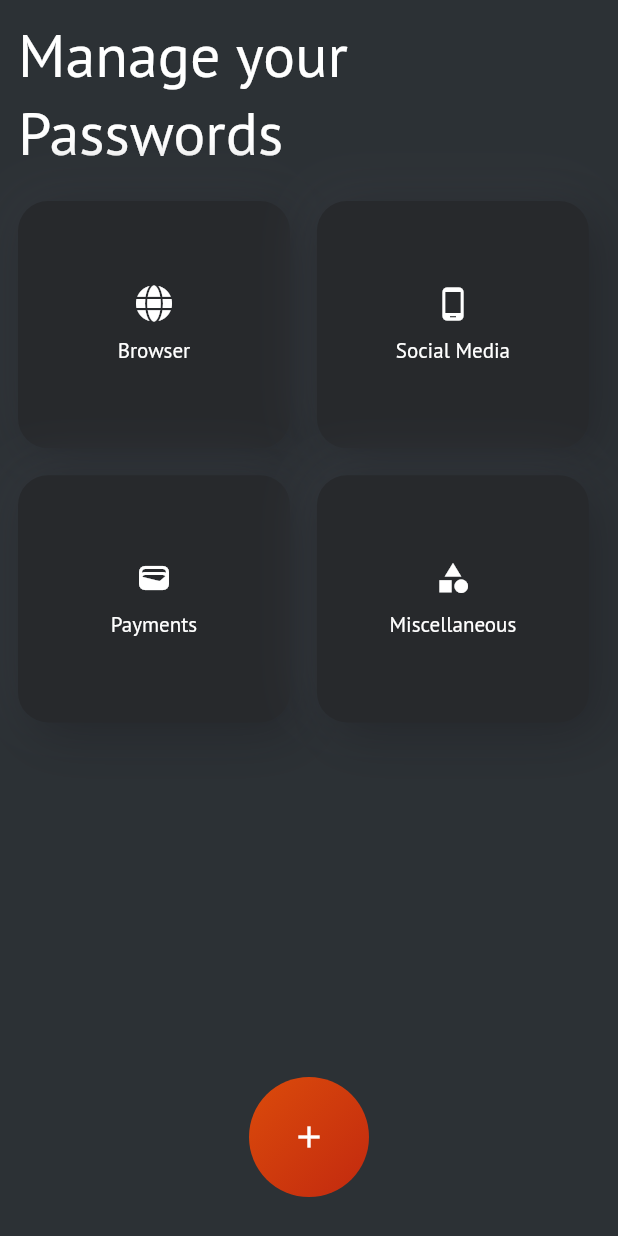
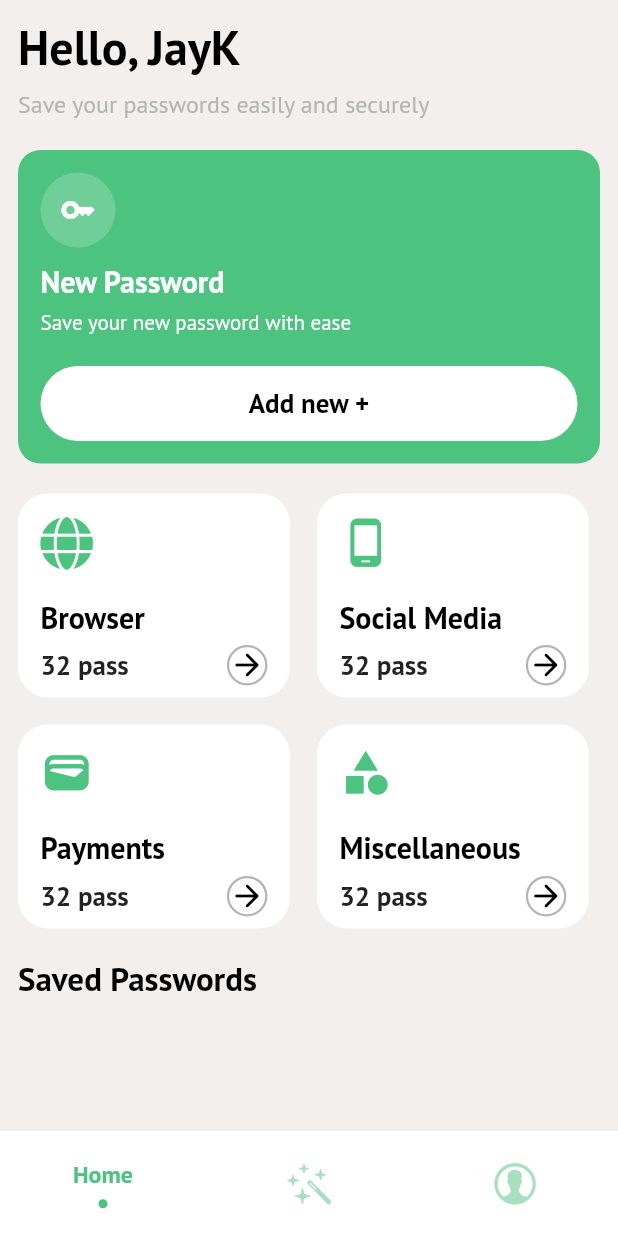
Before and after one commit to Jayakrishnan-manoj/Guardian, a Flutter app: the screen it shows after launch, on a phone screen of 412 x 824 dp. Run offline on Flutter 3.47's test engine with Material 3 defaults, Android fonts, the phone set to English and light mode, and no system bars; drawn by our look-alikes of sliding_clipped_nav_bar; our stand-ins replace avatar_glow, dropdown_button2, font_awesome_flutter, gap, go_router, local_auth.

Commit message:
new: implement new home screen design

```diff
--- a/lib/main.dart
+++ b/lib/main.dart
@@ -2,6 +2,7 @@ import 'package:flutter/material.dart';
 import 'package:go_router/go_router.dart';
 import 'package:guardian/controller/auth_provider.dart';
 import 'package:guardian/view/constants/colors.dart';
+import 'package:guardian/view/screens/add_password_screen.dart';
 import 'package:guardian/view/screens/home_screen.dart';
 import 'package:guardian/view/screens/landing_screen.dart';
 import 'package:provider/provider.dart';
@@ -39,6 +40,10 @@ class MyApp extends StatelessWidget {
           path: "/landing",
           builder: (context, state) => const LandingScreen(),
         ),
+        GoRoute(
+          path: "/add-password",
+          builder: (context, state) => const AddPasswordScreen(),
+        ),
       ],
     );
     return ChangeNotifierProvider.value(
@@ -48,7 +53,7 @@ class MyApp extends StatelessWidget {
         debugShowCheckedModeBanner: false,
         title: 'Guardian',
         theme: ThemeData(
-            scaffoldBackgroundColor: backgroundColor,
+            scaffoldBackgroundColor: scaffoldBackgroundColor,
             useMaterial3: false,
             fontFamily: "PT Sans",
             appBarTheme: AppBarTheme().copyWith(
--- a/lib/view/constants/colors.dart
+++ b/lib/view/constants/colors.dart
@@ -1,16 +1,9 @@
 import 'package:flutter/material.dart';
 
-const Color scaffoldBackgroundColor = Color(0xFF32383E);
-const Color cardColor = Color(0xFF27292C);
-const Color buttonColor = Color(0xFF017ff3);
+// const Color scaffoldBackgroundColor = Color(0xFF020407);
+// const Color tileColor = Color(0xFF0A0C15);
 
-const Color backgroundColor = Color(0xFF2c3135);
-Color highlightColor = Colors.white.withOpacity(0.05);
-const Color shadowColor = Colors.black87;
-
-Color softHighlightColor = highlightColor.withOpacity(0.03);
-Color softShadowColor = shadowColor.withOpacity(0.3);
-
-const Color gradientStart = Color(0xFFf1da95);
-const Color gradientMiddle = Color(0xFFfe948a);
-const Color gradientEnd = Color(0xFFb24fce);
+const Color scaffoldBackgroundColor = Color(0xFFF3EFEC);
+const Color tileColor = Color(0xFFFEFFFE);
+const Color subTextColor = Color(0xFFB2B5B3);
+const Color greenAppColor = Color(0xFF4CC37F);
--- a/lib/view/screens/home_screen.dart
+++ b/lib/view/screens/home_screen.dart
@@ -3,7 +3,13 @@ import 'package:flutter/cupertino.dart';
 import 'package:flutter/material.dart';
 import 'package:font_awesome_flutter/font_awesome_flutter.dart';
 import 'package:gap/gap.dart';
+import 'package:go_router/go_router.dart';
+import 'package:guardian/view/constants/colors.dart';
+import 'package:guardian/view/screens/generate_password_page.dart';
+import 'package:guardian/view/screens/profile_page.dart';
 import 'package:guardian/view/widgets/custom_floatingbutton.dart';
+import 'package:guardian/view/widgets/new_password_card.dart';
+import 'package:sliding_clipped_nav_bar/sliding_clipped_nav_bar.dart';
 
 import '../widgets/mini_category_card.dart';
 
@@ -16,34 +22,87 @@ class HomeScreen extends StatefulWidget {
 
 class _HomeScreenState extends State<HomeScreen> {
   bool isAdd = false;
+  late PageController _pageController;
+  int selectedIndex = 0;
+
+  @override
+  void initState() {
+    super.initState();
+    _pageController = PageController(initialPage: selectedIndex);
+  }
+
+  void onButtonPressed(int index) {
+    setState(() {
+      selectedIndex = index;
+    });
+    _pageController.animateToPage(selectedIndex,
+        duration: const Duration(milliseconds: 400), curve: Curves.easeOutQuad);
+  }
 
   @override
   Widget build(BuildContext context) {
     return Scaffold(
-      floatingActionButton: CustomFloatingButton(
-        ontap: () {
-          setState(() {
-            isAdd = !isAdd;
-          });
-        },
-      ),
-      floatingActionButtonLocation: FloatingActionButtonLocation.centerFloat,
       body: SafeArea(
         child: Padding(
           padding: const EdgeInsets.symmetric(
             vertical: 10.0,
             horizontal: 12,
           ),
-          child: Column(
+          child: PageView(
+            physics: const NeverScrollableScrollPhysics(),
+            controller: _pageController,
+            children: const [
+              HomePage(),
+              GeneratePasswordPage(),
+              ProfilePage(),
+            ],
+          ),
+        ),
+      ),
+      bottomNavigationBar: SlidingClippedNavBar(
+        backgroundColor: Colors.white,
+        iconSize: 32,
+        selectedIndex: selectedIndex,
+        onButtonPressed: onButtonPressed,
+        activeColor: greenAppColor,
+        barItems: [
+          BarItem(title: "Home", icon: CupertinoIcons.home),
+          BarItem(title: "Generate", icon: CupertinoIcons.wand_stars),
+          BarItem(title: "Profile", icon: CupertinoIcons.person_alt_circle)
+        ],
+      ),
+    );
+  }
+}
+
+class HomePage extends StatelessWidget {
+  const HomePage({
+    super.key,
+  });
+
+  @override
+  Widget build(BuildContext context) {
+    return Column(
+      crossAxisAlignment: CrossAxisAlignment.start,
       children: [
         Text(
-                isAdd ? "Select A Category" : "Manage your Passwords",
+          "Hello, JayK",
           style: const TextStyle(
-                  fontSize: 40,
-                  color: Colors.white,
-                  fontWeight: FontWeight.w400,
+            color: Colors.black,
+            fontSize: 32,
+            fontWeight: FontWeight.w600,
           ),
         ),
+        const Gap(8),
+        const Text(
+          "Save your passwords easily and securely",
+          style: TextStyle(
+            color: subTextColor,
+            fontSize: 16,
+          ),
+        ),
+        const Gap(20),
+        const NewPasswordCard(),
         const Gap(20),
         Column(
           children: [
@@ -53,7 +112,8 @@ class _HomeScreenState extends State<HomeScreen> {
                   onPressed: () {},
                   icon: const FaIcon(
                     FontAwesomeIcons.globe,
-                          color: Colors.white,
+                    size: 35,
+                    color: greenAppColor,
                   ),
                   title: "Browser",
                 ),
@@ -61,8 +121,9 @@ class _HomeScreenState extends State<HomeScreen> {
                 MiniCategoryCard(
                   onPressed: () {},
                   icon: const Icon(
+                    size: 35,
                     Icons.phone_android,
-                          color: Colors.white,
+                    color: greenAppColor,
                   ),
                   title: "Social Media",
                 ),
@@ -75,7 +136,8 @@ class _HomeScreenState extends State<HomeScreen> {
                   onPressed: () {},
                   icon: const Icon(
                     Icons.wallet,
-                          color: Colors.white,
+                    size: 35,
+                    color: greenAppColor,
                   ),
                   title: "Payments",
                 ),
@@ -84,18 +146,25 @@ class _HomeScreenState extends State<HomeScreen> {
                   onPressed: () {},
                   icon: const Icon(
                     Icons.category,
-                          color: Colors.white,
+                    size: 35,
+                    color: greenAppColor,
                   ),
                   title: "Miscellaneous",
                 ),
               ],
             ),
           ],
+        ),
+        const Gap(20),
+        Text(
+          "Saved Passwords",
+          style: TextStyle(
+            color: Colors.black,
+            fontWeight: FontWeight.w700,
+            fontSize: 22,
+          ),
         )
       ],
-          ),
-        ),
-      ),
     );
   }
 }
--- a/lib/view/screens/landing_screen.dart
+++ b/lib/view/screens/landing_screen.dart
@@ -55,7 +55,7 @@ class _LandingScreenState extends State<LandingScreen> {
                 },
                 icon: const Icon(
                   Icons.fingerprint,
-                  color: buttonColor,
+                  color: tileColor,
                   size: 80,
                 ),
               ),
--- a/lib/view/widgets/custom_formfield.dart
+++ b/lib/view/widgets/custom_formfield.dart
@@ -16,7 +16,7 @@ class CustomFormField extends StatelessWidget {
     return TextFormField(
       controller: controller,
       decoration: InputDecoration(
-        fillColor: cardColor,
+        fillColor: tileColor,
         filled: true,
         border: const OutlineInputBorder(
           borderSide: BorderSide.none,
--- a/lib/view/widgets/mini_category_card.dart
+++ b/lib/view/widgets/mini_category_card.dart
@@ -21,36 +21,54 @@ class MiniCategoryCard extends StatelessWidget {
       onTap: onPressed,
       child: SizedBox(
         width: MediaQuery.sizeOf(context).width * 0.44,
-        height: MediaQuery.sizeOf(context).height * 0.2,
+        height: MediaQuery.sizeOf(context).height * 0.165,
         child: Container(
           decoration: BoxDecoration(
-              color: cardColor,
-              borderRadius: BorderRadius.circular(20),
-              boxShadow: [
-                const BoxShadow(
-                  color: Color(0xFF35393F),
-                  offset: Offset(-4, -4),
-                  blurRadius: 30,
-                  spreadRadius: 1,
-                ),
-                BoxShadow(
-                  color: Color(0xFF23262A),
-                  offset: Offset(8, 8),
-                  blurRadius: 30,
-                  spreadRadius: 1,
-                ),
-              ]),
+            color: tileColor,
+            borderRadius: BorderRadius.circular(20),
+          ),
           child: Padding(
-            padding: const EdgeInsets.all(10),
+            padding: const EdgeInsets.all(15),
             child: Column(
-              mainAxisAlignment: MainAxisAlignment.center,
+              //mainAxisAlignment: MainAxisAlignment.center,
+              crossAxisAlignment: CrossAxisAlignment.start,
               children: [
                 icon,
-                const Gap(10),
+                const Gap(20),
                 Text(
                   title,
-                  style: const TextStyle(color: Colors.white),
+                  style: const TextStyle(
+                    color: Colors.black,
+                    fontSize: 20,
+                    fontWeight: FontWeight.w600,
+                  ),
                 ),
+                const Gap(5),
+                Row(
+                  mainAxisAlignment: MainAxisAlignment.spaceBetween,
+                  children: [
+                    Text(
+                      "32 pass",
+                      style: TextStyle(
+                        fontSize: 18,
+                        fontWeight: FontWeight.w800,
+                      ),
+                    ),
+                    Container(
+                      decoration: BoxDecoration(
+                        shape: BoxShape.circle,
+                        border: Border.all(
+                          color: subTextColor,
+                          width: 1.5
+                        )
+                      ),
+                      child: Icon(
+                        Icons.arrow_forward_rounded,
+                        color: Colors.black,
+                      ),
+                    ),
+                  ],
+                )
               ],
             ),
           ),
--- /dev/null
+++ b/lib/view/widgets/new_password_card.dart
@@ -0,0 +1,77 @@
+import 'package:flutter/cupertino.dart';
+import 'package:flutter/material.dart';
+import 'package:gap/gap.dart';
+import 'package:guardian/view/constants/colors.dart';
+
+class NewPasswordCard extends StatelessWidget {
+  const NewPasswordCard({super.key});
+
+  @override
+  Widget build(BuildContext context) {
+    return Container(
+      width: MediaQuery.sizeOf(context).width,
+      //height: 200,
+      decoration: BoxDecoration(
+        color: greenAppColor,
+        borderRadius: BorderRadius.circular(15),
+      ),
+      child: Padding(
+        padding: const EdgeInsets.all(15.0),
+        child: Column(
+          crossAxisAlignment: CrossAxisAlignment.start,
+          children: [
+            CircleAvatar(
+              backgroundColor: Colors.white.withOpacity(0.2),
+              radius: 25,
+              child: const Icon(
+                Icons.key_outlined,
+                color: Colors.white,
+              ),
+            ),
+            const Gap(10),
+            const Text(
+              "New Password",
+              style: TextStyle(
+                  color: Colors.white,
+                  fontWeight: FontWeight.w800,
+                  fontSize: 20),
+            ),
+            const Gap(5),
+            const Text(
+              "Save your new password with ease",
+              style: TextStyle(
+                color: Colors.white,
+                fontWeight: FontWeight.w400,
+              ),
+            ),
+            const Gap(20),
+            SizedBox(
+              width: MediaQuery.sizeOf(context).width,
+              height: 50,
+              child: ElevatedButton(
+                style: const ButtonStyle(
+                  elevation: WidgetStatePropertyAll(0),
+                  shape: WidgetStatePropertyAll(
+                    StadiumBorder(),
+                  ),
+                  backgroundColor: WidgetStatePropertyAll(
+                    Colors.white,
+                  ),
+                ),
+                onPressed: () {},
+                child: const Text(
+                  "Add new +",
+                  style: TextStyle(
+                    fontSize: 18,
+                    color: Colors.black,
+                    fontWeight: FontWeight.w700
+                  ),
+                ),
+              ),
+            ),
+          ],
+        ),
+      ),
+    );
+  }
+}
--- a/pubspec.yaml
+++ b/pubspec.yaml
@@ -38,6 +38,7 @@ dependencies:
   go_router: ^12.1.1
   local_auth: ^2.1.7
   provider: ^6.0.5
+  sliding_clipped_nav_bar: ^3.1.1
 
 dev_dependencies:
   flutter_lints: ^2.0.0
```
Also changed, not shown: lib/view/screens/add_password_screen.dart (+14 -4 lines), lib/view/screens/generate_password_page.dart (added, +10 -0 lines), lib/view/screens/profile_page.dart (added, +10 -0 lines), lib/view/widgets/category_card.dart (+2 -13 lines), lib/view/widgets/custom_floatingbutton.dart (+43 -3 lines), assets/images/browser.png (added), pubspec.lock. Lines whose indentation alone changed are shown as unchanged.
